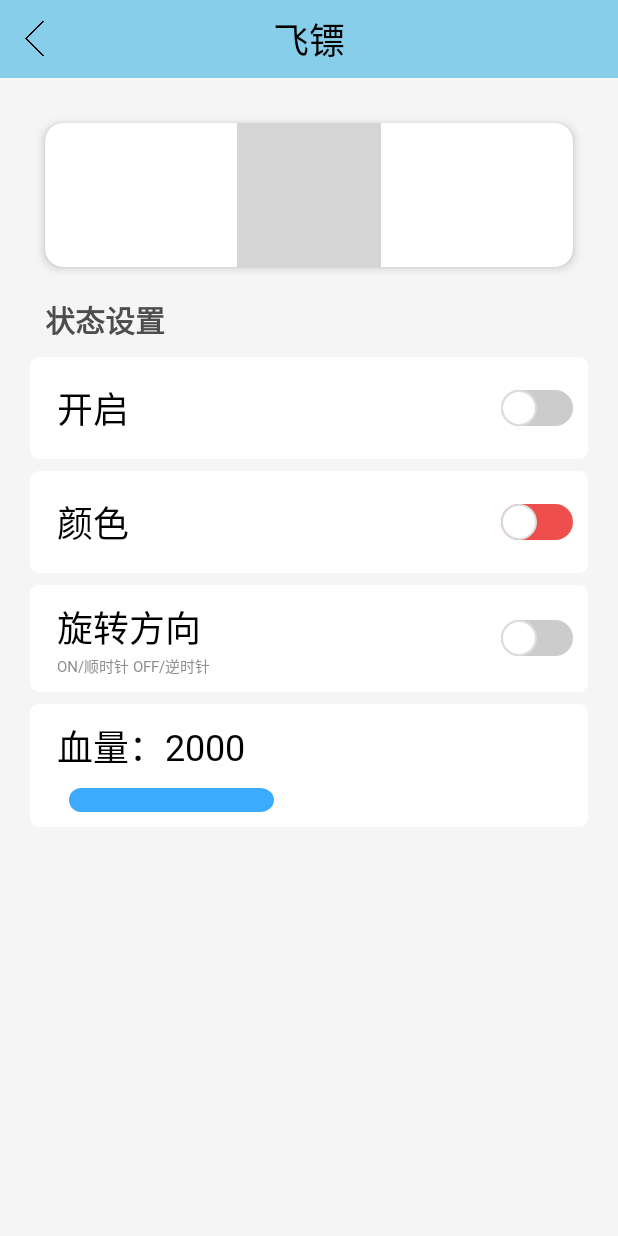
After one commit to Shen-Jiewen/RM_ZD, an Android app: the layout activity_dart.xml on its own in the app's theme, with its tools: preview values and no code run, on a phone screen of 412 x 824 dp. The commit adds this screen. Run offline under Robolectric (Android 15) with nearby library versions, the phone set to English and light mode, and no system bars; grey boxes are pictures that could not be loaded.

Commit message:
修改了APP图标和名称

```diff
--- a/app/src/main/AndroidManifest.xml
+++ b/app/src/main/AndroidManifest.xml
@@ -32,7 +32,7 @@
             </intent-filter>
         </activity>
 
-        <!-- 经典蓝牙通信页面 -->
+        <!-- 前哨站控制页面 -->
         <activity
             android:name=".OutpostDeviceActivity"
             android:exported="true" />
--- a/app/src/main/java/com/example/wdr_outpost/bluetooth/BluetoothCommunicator.java
+++ b/app/src/main/java/com/example/wdr_outpost/bluetooth/BluetoothCommunicator.java
@@ -81,12 +81,12 @@ public class BluetoothCommunicator {
         int checksum = (statusByte + healthHighByte + healthLowByte) & 0xFF;
 
         ByteArrayOutputStream frame = new ByteArrayOutputStream();
-        frame.write(0xAA); // Header
+        frame.write(0xAA);
         frame.write(statusByte);
         frame.write(healthHighByte);
         frame.write(healthLowByte);
         frame.write(checksum);
-        frame.write(0x55); // Footer
+        frame.write(0x55);
         return frame.toByteArray();
     }
 
--- /dev/null
+++ b/app/src/main/res/layout/activity_dart.xml
@@ -0,0 +1,244 @@
+<RelativeLayout
+    xmlns:android="http://schemas.android.com/apk/res/android"
+    xmlns:app="http://schemas.android.com/apk/res-auto"
+    xmlns:tools="http://schemas.android.com/tools"
+    android:layout_width="match_parent"
+    android:layout_height="match_parent"
+    android:background="#F5F5F5">
+
+    <!-- 标题栏 -->
+    <RelativeLayout
+        android:id="@+id/outpost_rl_title_bar"
+        android:layout_width="match_parent"
+        android:layout_height="wrap_content"
+        android:padding="8dp"
+        android:background="@color/light_blue">
+
+        <!-- 返回按键 -->
+        <ImageView
+            android:id="@+id/outpost_iv_back"
+            android:layout_width="30dp"
+            android:layout_height="30dp"
+            android:src="@drawable/ic_back"
+            android:layout_centerVertical="true"
+            android:layout_alignParentStart="true"
+            android:layout_marginEnd="16dp"
+            tools:ignore="ContentDescription" />
+
+        <!-- 设备名称 -->
+        <TextView
+            android:id="@+id/outpost_tv_device_name"
+            android:layout_width="wrap_content"
+            android:layout_height="wrap_content"
+            android:text="飞镖"
+            android:fontFamily="@font/custom_font"
+            android:textSize="24sp"
+            android:textColor="#000000"
+            android:layout_centerInParent="true"/>
+
+    </RelativeLayout>
+
+    <!-- 设备信息卡片 -->
+    <androidx.cardview.widget.CardView
+        android:id="@+id/outpost_cv_device_info"
+        android:layout_width="match_parent"
+        android:layout_height="wrap_content"
+        android:layout_below="@id/outpost_rl_title_bar"
+        android:layout_marginTop="30dp"
+        android:layout_marginStart="30dp"
+        android:layout_marginEnd="30dp"
+        android:backgroundTint="@color/white"
+        app:cardCornerRadius="12dp"
+        app:cardElevation="4dp">
+
+        <!-- 设备图片 -->
+        <ImageView
+            android:id="@+id/outpost_iv_device_image"
+            android:layout_width="wrap_content"
+            android:layout_height="wrap_content"
+            android:adjustViewBounds="true"
+            android:layout_gravity="center"
+            android:scaleType="centerCrop"
+            android:src="@drawable/device_outpost_blue" />
+
+    </androidx.cardview.widget.CardView>
+
+    <TextView
+        android:id="@+id/outpost_tv_status_set"
+        android:layout_width="match_parent"
+        android:layout_height="wrap_content"
+        android:layout_below="@+id/outpost_cv_device_info"
+        android:layout_marginTop="20dp"
+        android:layout_marginStart="30dp"
+        android:layout_marginEnd="30dp"
+        android:text="状态设置"
+        android:textStyle="bold"
+        android:textSize="20sp"
+        android:textColor="#4D4D4D"
+        android:fontFamily="@font/custom_font"/>
+
+    <!-- 设置列表 -->
+    <RelativeLayout
+        android:id="@+id/outpost_rl_settings_list"
+        android:layout_width="match_parent"
+        android:layout_height="wrap_content"
+        android:layout_below="@id/outpost_tv_status_set"
+        android:layout_marginStart="20dp"
+        android:layout_marginTop="10dp"
+        android:layout_marginEnd="20dp">
+
+        <!-- 设置项1 -->
+        <LinearLayout
+            android:id="@+id/outpost_ll_setting_item_1"
+            android:layout_width="match_parent"
+            android:layout_height="wrap_content"
+            android:layout_marginBottom="8dp"
+            android:background="@drawable/rounded_background"
+            android:orientation="horizontal"
+            android:padding="10dp">
+
+            <TextView
+                android:id="@+id/outpost_tv_setting_name_1"
+                android:layout_width="0dp"
+                android:layout_height="wrap_content"
+                android:layout_weight="1"
+                android:layout_marginStart="8dp"
+                android:layout_gravity="center_vertical"
+                android:text="开启"
+                android:fontFamily="@font/custom_font"
+                android:textColor="#000000"
+                android:textSize="24sp" />
+
+            <Switch
+                android:id="@+id/outpost_sw_setting_1"
+                android:layout_width="wrap_content"
+                android:layout_height="wrap_content"
+                android:checked="false"
+                style="@style/CustomSwitchMaterial"
+                tools:ignore="UseSwitchCompatOrMaterialXml" />
+
+        </LinearLayout>
+
+        <!-- 设置项2 -->
+        <LinearLayout
+            android:id="@+id/outpost_ll_setting_item_2"
+            android:layout_width="match_parent"
+            android:layout_height="wrap_content"
+            android:layout_below="@id/outpost_ll_setting_item_1"
+            android:layout_marginBottom="8dp"
+            android:background="@drawable/rounded_background"
+            android:orientation="horizontal"
+            android:padding="10dp">
+
+            <TextView
+                android:id="@+id/outpost_tv_setting_name_2"
+                android:layout_width="0dp"
+                android:layout_height="wrap_content"
+                android:layout_weight="1"
+                android:layout_marginStart="8dp"
+                android:layout_gravity="center_vertical"
+                android:text="颜色"
+                android:fontFamily="@font/custom_font"
+                android:textColor="#000000"
+                android:textSize="24sp" />
+
+            <Switch
+                android:id="@+id/outpost_sw_setting_2"
+                android:layout_width="wrap_content"
+                android:layout_height="wrap_content"
+                android:checked="false"
+                style="@style/CustomSwitchMaterial_rb"
+                tools:ignore="UseSwitchCompatOrMaterialXml" />
+
+        </LinearLayout>
+
+        <!-- 设置项3 -->
+        <RelativeLayout
+            android:id="@+id/outpost_rl_setting_item_3"
+            android:layout_width="match_parent"
+            android:layout_height="wrap_content"
+            android:layout_below="@id/outpost_ll_setting_item_2"
+            android:layout_marginBottom="8dp"
+            android:background="@drawable/rounded_background"
+            android:padding="10dp">
+
+            <!-- 设置名称 -->
+            <TextView
+                android:id="@+id/outpost_tv_setting_name_3"
+                android:layout_width="wrap_content"
+                android:layout_height="wrap_content"
+                android:layout_alignParentStart="true"
+                android:layout_marginStart="8dp"
+                android:text="旋转方向"
+                android:fontFamily="@font/custom_font"
+                android:textColor="#000000"
+                android:textSize="24sp" />
+
+            <!-- 提示文本 -->
+            <TextView
+                android:id="@+id/outpost_tv_setting_hint_3"
+                android:layout_width="wrap_content"
+                android:layout_height="wrap_content"
+                android:layout_below="@id/outpost_tv_setting_name_3"
+                android:layout_alignStart="@id/outpost_tv_setting_name_3"
+                android:text="ON/顺时针 OFF/逆时针"
+                android:fontFamily="@font/custom_font"
+                android:textColor="#8E8E8E"
+                android:textSize="10sp"
+                android:layout_marginEnd="8dp"
+                tools:ignore="SmallSp" />
+
+            <!-- Switch -->
+            <Switch
+                android:id="@+id/outpost_sw_setting_3"
+                android:layout_width="wrap_content"
+                android:layout_height="wrap_content"
+                android:layout_alignParentEnd="true"
+                android:layout_centerVertical="true"
+                android:checked="false"
+                style="@style/CustomSwitchMaterial"
+                tools:ignore="UseSwitchCompatOrMaterialXml" />
+
+        </RelativeLayout>
+
+        <!-- 设置项4 -->
+        <RelativeLayout
+            android:id="@+id/outpost_rl_setting_item_4"
+            android:layout_width="match_parent"
+            android:layout_height="wrap_content"
+            android:layout_below="@id/outpost_rl_setting_item_3"
+            android:layout_marginBottom="8dp"
+            android:background="@drawable/rounded_background"
+            android:padding="10dp">
+
+            <!-- 设置名称 -->
+            <TextView
+                android:id="@+id/outpost_tv_setting_name_4"
+                android:layout_width="wrap_content"
+                android:layout_height="wrap_content"
+                android:layout_alignParentStart="true"
+                android:layout_marginStart="8dp"
+                android:text="血量：2000"
+                android:fontFamily="@font/custom_font"
+                android:textColor="#000000"
+                android:textSize="24sp"/>
+
+            <!-- SeekBar -->
+            <SeekBar
+                android:id="@+id/outpost_sb_setting_progress"
+                android:layout_width="match_parent"
+                android:layout_height="wrap_content"
+                android:layout_below="@id/outpost_tv_setting_name_4"
+                android:layout_marginRight="10dp"
+                android:layout_marginTop="10dp"
+                android:max="50"
+                android:progress="20"
+                android:layout_alignParentStart="true"
+                android:progressDrawable="@drawable/custom_seekbar_progress"
+                android:thumb="@drawable/custom_seekbar_thumb"/>
+
+        </RelativeLayout>
+
+    </RelativeLayout>
+
+</RelativeLayout>
--- a/app/src/main/res/values/strings.xml
+++ b/app/src/main/res/values/strings.xml
@@ -1,4 +1,3 @@
 <resources>
-    <string name="app_name">RM终端</string>
-    <string name="hello_world">Hello World!</string>
+    <string name="app_name">WDR终端</string>
 </resources>
--- a/settings.gradle
+++ b/settings.gradle
@@ -16,6 +16,7 @@ dependencyResolutionManagement {
     repositories {
         google()
         mavenCentral()
+        maven { url 'https://jitpack.io' } // 添加这一行
     }
 }
 
```
Also changed, not shown: app/build.gradle (+11 -10 lines), app/src/main/java/com/example/wdr_outpost/MainActivity.java (+2 -9 lines), app/src/main/java/com/example/wdr_outpost/OutpostDeviceActivity.java (+25 -25 lines), app/src/main/res/layout-land/activity_outpost.xml (renamed from app/src/main/res/layout/activity_device.xml, +28 -54 lines), app/src/main/res/layout/activity_outpost.xml (renamed from app/src/main/res/layout-land/activity_device.xml, +54 -29 lines), app/src/main/res/layout/activity_wave.xml (added, +10 -0 lines), gradle/libs.versions.toml (+23 -0 lines), app/src/main/res/mipmap-hdpi/ic_launcher.png, app/src/main/res/mipmap-mdpi/ic_launcher.png, app/src/main/res/mipmap-xhdpi/ic_launcher.png, app/src/main/res/mipmap-xxhdpi/ic_launcher.png, app/src/main/res/mipmap-xxxhdpi/ic_launcher.png, build.gradle (line endings or trailing spaces), 1 other file.
